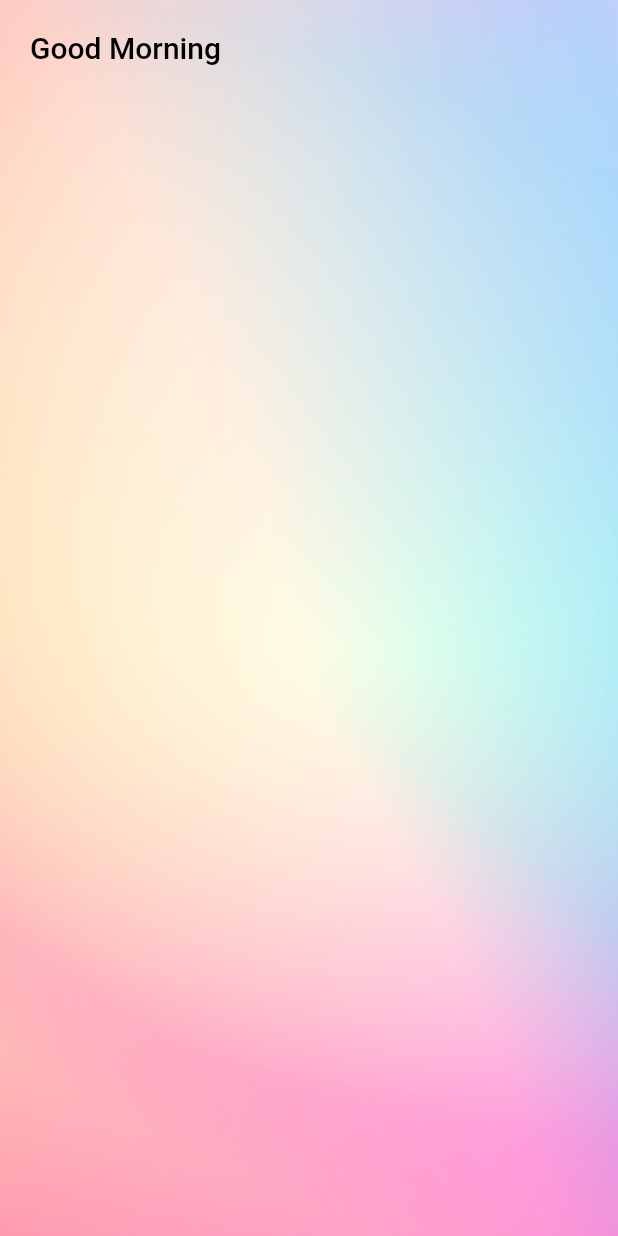
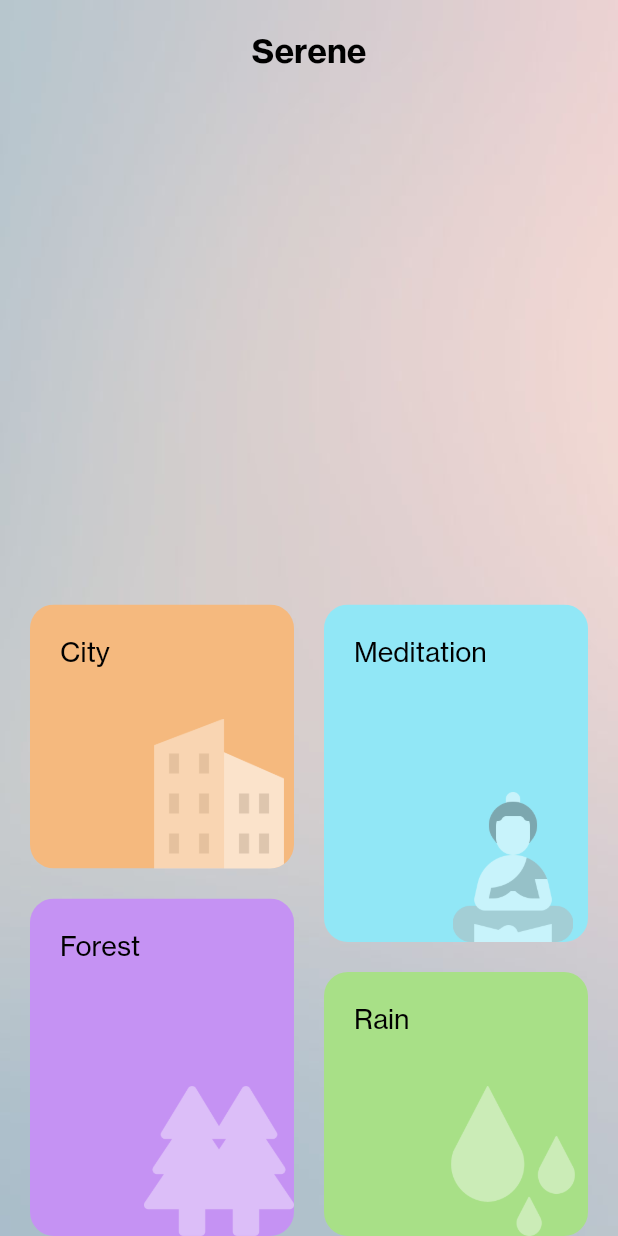
Before and after one commit to vipulasri/Serene, a Flutter app: the screen it shows after launch, on a phone screen of 412 x 824 dp. Run offline on Flutter 3.47's test engine with Material 2 defaults, Android fonts, the phone set to English and light mode, and no system bars; Roboto replaces fonts that are missing (Nunito).

```diff
--- a/lib/config/assets.dart
+++ b/lib/config/assets.dart
@@ -1,10 +1,14 @@
 import 'package:flutter/cupertino.dart';
 
-class Assets{
-  static const homeBackground = 'assets/images/background_home.jpg';
+class Assets {
+  static const basePath = 'assets/images/';
+  static const homeBackground = basePath + 'bg_home.jpg';
+  static const city = basePath + 'city.png';
+  static const meditation = basePath + 'meditation.png';
+  static const rain = basePath + 'water.png';
+  static const forest = basePath + 'forest.png';
 
   void preCacheAssets(BuildContext context) {
     precacheImage(AssetImage(homeBackground), context);
   }
-
 }
--- a/lib/config/dimen.dart
+++ b/lib/config/dimen.dart
@@ -1,3 +1,4 @@
 class Dimen {
   static const padding = 20.0;
+  static const cornerRadius = 16.0;
 }
--- a/lib/config/typography.dart
+++ b/lib/config/typography.dart
@@ -1,19 +1,29 @@
 import 'package:flutter/material.dart';
 
 class AppTypography {
+  static String fontFamily = "HaasGrotesk";
+
   static TextStyle title() {
     return TextStyle(
-        fontFamily: "Nunito",
-        fontSize: 20,
-        fontWeight: FontWeight.w500,
+        fontFamily: fontFamily,
+        fontSize: 22,
+        fontWeight: FontWeight.w700,
         color: Colors.black);
   }
 
-  static TextStyle body(BuildContext context) {
+  static TextStyle body() {
     return TextStyle(
-        fontFamily: "Nunito",
+        fontFamily: fontFamily,
         fontSize: 16,
         fontWeight: FontWeight.w400,
         color: Colors.black);
   }
+
+  static TextStyle body2() {
+    return TextStyle(
+        fontFamily: fontFamily,
+        fontSize: 16,
+        fontWeight: FontWeight.w500,
+        color: Colors.black);
+  }
 }
--- /dev/null
+++ b/lib/model/Category.dart
@@ -0,0 +1,11 @@
+import 'dart:ui';
+
+class Category {
+
+  final String title;
+  final Color color;
+  final String iconPath;
+
+  Category(this.title, this.color, this.iconPath);
+
+}
--- a/lib/screens/home.dart
+++ b/lib/screens/home.dart
@@ -1,7 +1,9 @@
 import 'package:flutter/material.dart';
+import 'package:flutter_staggered_grid_view/flutter_staggered_grid_view.dart';
 import 'package:serene/config/assets.dart';
 import 'package:serene/config/dimen.dart';
 import 'package:serene/config/typography.dart';
+import 'package:serene/model/Category.dart';
 
 class HomePage extends StatefulWidget {
   @override
@@ -35,12 +37,75 @@ class _HomePageState extends State<HomePage> {
   Widget contentArea() {
     return SafeArea(
       child: Padding(
-        padding: EdgeInsets.all(Dimen.padding),
-        child: Text(
-          "Good Morning",
-          style: AppTypography.title(),
+        padding: EdgeInsets.only(
+            top: Dimen.padding, left: Dimen.padding, right: Dimen.padding),
+        child: Column(
+          crossAxisAlignment: CrossAxisAlignment.center,
+          children: <Widget>[
+            Text(
+              "Serene",
+              style: AppTypography.title(),
+            ),
+            Spacer(),
+            bottomView()
+          ],
         ),
       ),
     );
   }
+
+  Widget bottomView() {
+    List<StaggeredTile> _staggeredTiles = const <StaggeredTile>[
+      const StaggeredTile.count(2, 2),
+      const StaggeredTile.count(2, 2.5),
+      const StaggeredTile.count(2, 2.5),
+      const StaggeredTile.count(2, 2),
+    ];
+
+    List<Category> _categories = <Category>[
+      Category("City", Color(0xFFF5B97E), Assets.city),
+      Category("Meditation", Color(0xFF91E7F6), Assets.meditation),
+      Category("Forest", Color(0xFFC592F3), Assets.forest),
+      Category("Rain", Color(0xFFA8E087), Assets.rain),
+    ];
+
+    return StaggeredGridView.countBuilder(
+      crossAxisCount: 4,
+      itemCount: 4,
+      shrinkWrap: true,
+      itemBuilder: (BuildContext context, int index) =>
+          bottomElement(_categories[index]),
+      staggeredTileBuilder: (int index) => _staggeredTiles[index],
+      mainAxisSpacing: Dimen.padding,
+      crossAxisSpacing: Dimen.padding,
+    );
+  }
+
+  Widget bottomElement(Category category) {
+    return ClipRRect(
+      clipBehavior: Clip.antiAlias,
+      borderRadius: BorderRadius.circular(Dimen.cornerRadius),
+      child: Container(
+          decoration: BoxDecoration(color: category.color),
+          child: Stack(
+            children: <Widget>[
+              Padding(
+                padding: EdgeInsets.all(Dimen.padding),
+                child: Text(category.title,
+                    style: AppTypography.body().copyWith(fontSize: 18)),
+              ),
+              Positioned(
+                child: Align(
+                  alignment: Alignment.bottomRight,
+                  child: Image.asset(
+                    category.iconPath,
+                    width: 100,
+                    height: 100,
+                  ),
+                ),
+              )
+            ],
+          )),
+    );
+  }
 }
--- a/pubspec.yaml
+++ b/pubspec.yaml
@@ -9,8 +9,8 @@ environment:
 dependencies:
   flutter:
     sdk: flutter
-
   cupertino_icons: ^0.1.2
+  flutter_staggered_grid_view: ^0.3.0
 
 dev_dependencies:
   flutter_test:
@@ -27,3 +27,5 @@ flutter:
           weight: 400
         - asset: fonts/HaasGrotesk-Medium.ttf
           weight: 500
+        - asset: fonts/HaasGrotesk-Bold.ttf
+          weight: 700
```
Also changed, not shown: assets/images/bg_home.jpg (added), assets/images/city.png (added), assets/images/forest.png (added), assets/images/meditation.png (added), assets/images/umbrella.png (added), assets/images/water.png (added), fonts/HaasGrotesk-Bold.ttf (added), pubspec.lock.
